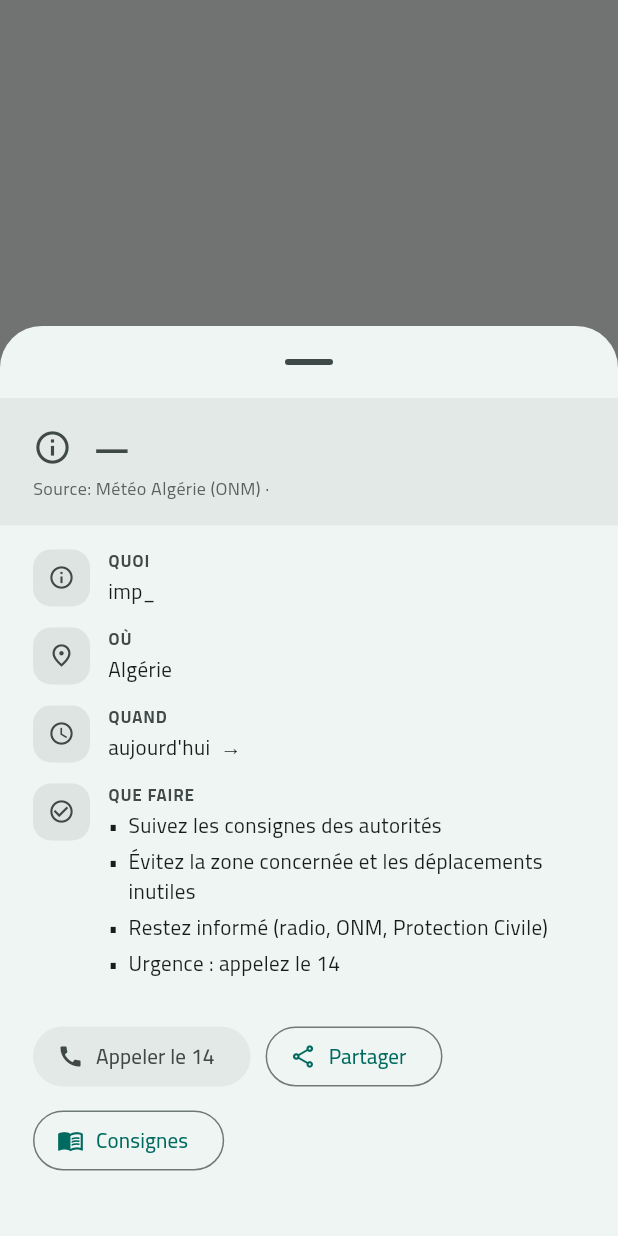
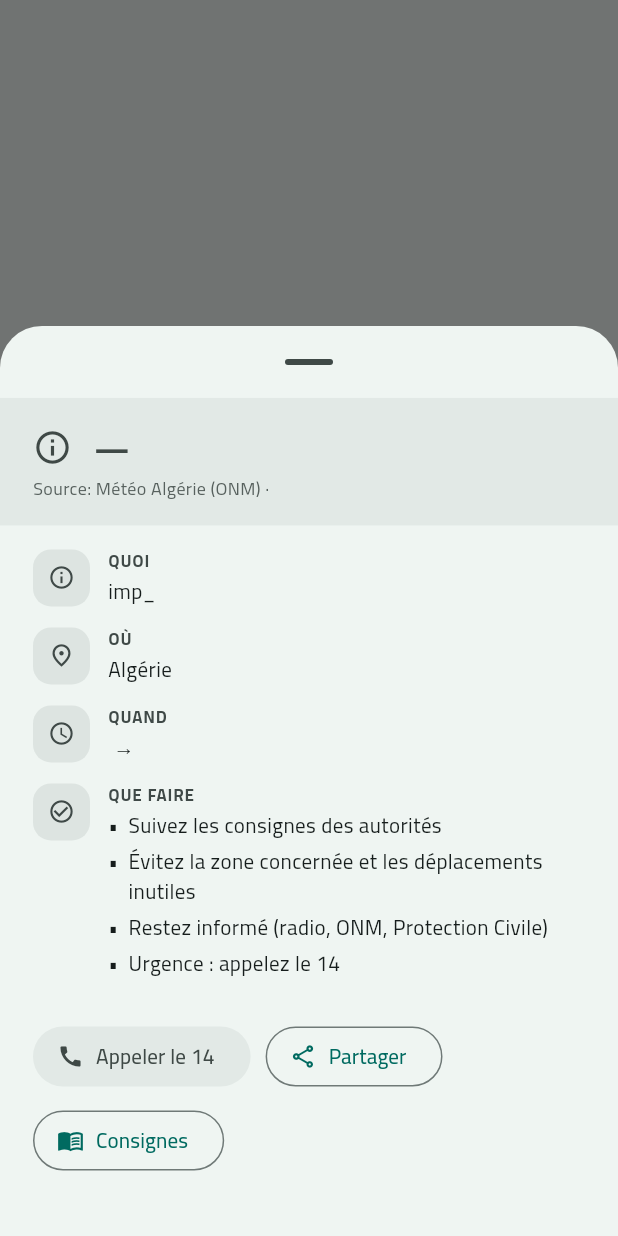
Before and after one commit to MzrIslem/RadBalek, a Flutter app: what showAlertSheet() shows on an empty page, opened directly with empty values, on a phone screen of 412 x 824 dp. Run offline on Flutter 3.47's test engine with Material 3 defaults, Android fonts, the phone set to English and light mode, and no system bars; our stand-ins replace firebase_core, firebase_messaging, flutter_map, flutter_tts, geolocator, latlong2 and 2 more; accounts and stored records are empty; network calls fail.

Commit message:
Pack A: the four remaining HIGH audit fixes (alert misread class)
- Validity window now carries DATES when it crosses midnight. 43 of 83 live
  alerts span a day boundary, so a 24h alert rendered "aujourd'hui 19:00 ->
  19:00" — read as already over. New span()/untilStamp() helpers, applied to
  the alert sheet, the share text, the red takeover, the alert cards, the map
  popup and the hero's "valable jusqu'a".
- Both helpers wrap the run in a U+2066/U+2069 LTR isolate: the arrow is
  bidi-neutral, so in Arabic "19:00 -> 20:00" reordered to "20:00 -> 19:00"
  and the expiry read as the start.
- Dark mode: _redMode used vigilance.solid (a PALE salmon in dark) as the card
  background under white text = 1.7:1 contrast, on the screen someone reads at
  3am. Now uses the container/onContainer pair in dark, unchanged in light.
  Same fix for the reliability banner button and the prominent "I'm safe" cell
  (which is prominent exactly when an alert is live).
- toggleWilaya refuses the last deselection: zero wilayas emptied the topic set
  (unsubscribing from everything) while home showed a permanent green "Tout va
  bien chez vous", even under a national red alert.
- The hero now names the wilaya(s) the alert actually covers instead of every
  wilaya the user follows — three names under "Vigilance orange" read as three
  wilayas under orange, and a traveller's GPS wilaya was never named.

```diff
--- a/app/lib/src/app_state.dart
+++ b/app/lib/src/app_state.dart
@@ -411,6 +411,11 @@ class AppState extends ChangeNotifier {
 
   void toggleWilaya(int code) {
     if (myWilayas.contains(code)) {
+      // Never allow zero wilayas: the topic set would empty out (unsubscribing
+      // from EVERYTHING) while the home screen showed a permanent green "Tout
+      // va bien chez vous" — even during a national red alert. The SOS editor
+      // guards its last entry the same way.
+      if (myWilayas.length <= 1) return;
       myWilayas = myWilayas.where((c) => c != code).toList();
     } else {
       myWilayas = [...myWilayas, code];
--- a/app/lib/src/screens/map.dart
+++ b/app/lib/src/screens/map.dart
@@ -928,7 +928,7 @@ class _MapScreenState extends State<MapScreen> {
                 ),
               ),
               subtitle: Text(
-                '${hhmm(a.onset)} → ${hhmm(a.expires)}',
+                span(a.onset, a.expires),
                 style: const TextStyle(fontSize: 12),
               ),
             ),
--- a/app/lib/src/widgets/cards.dart
+++ b/app/lib/src/widgets/cards.dart
@@ -118,7 +118,7 @@ Widget alertCard(BuildContext context, AppState st, AlertItem a, {bool mine = fa
             Text('${S.t(lang, a.hazard)} — ${S.t(lang, a.color)}',
                 style: TextStyle(fontSize: 16.5, fontWeight: FontWeight.w800, color: v.onContainer, height: 1.15)),
             const SizedBox(height: 4),
-            Text('${wLabel(st, a.wilayas)} · ${hhmm(a.onset)} → ${hhmm(a.expires)}',
+            Text('${wLabel(st, a.wilayas)} · ${span(a.onset, a.expires)}',
                 maxLines: 1, overflow: TextOverflow.ellipsis,
                 style: TextStyle(fontSize: 12.5, color: v.onContainer.withValues(alpha: .85))),
           ]),
--- a/app/lib/src/widgets/sheets.dart
+++ b/app/lib/src/widgets/sheets.dart
@@ -14,6 +14,35 @@ String hhmm(String? iso) {
   final d = DateTime.tryParse(iso)?.toLocal();
   if (d == null) return '';
   return '${d.hour.toString().padLeft(2, '0')}:${d.minute.toString().padLeft(2, '0')}';
+}
+
+/// Validity window with DATES when the range crosses a day boundary.
+/// 43 of 83 live alerts span midnight — "19:00 → 19:00" read as a zero-length
+/// (or already-over) window when it actually meant "until 19:00 TOMORROW".
+/// The \u2066...\u2069 LTR isolate keeps "19:00 -> 20:00" from reordering into
+/// "20:00 -> 19:00" inside Arabic (RTL) text — the arrow is bidi-neutral and
+/// gets resolved right-to-left between two number runs.
+String span(String? a, String? b) {
+  final x = DateTime.tryParse(a ?? '')?.toLocal();
+  final y = DateTime.tryParse(b ?? '')?.toLocal();
+  final sameDay = x != null && y != null && x.day == y.day && x.month == y.month;
+  String dm(DateTime? d) =>
+      d == null ? '' : '${d.day.toString().padLeft(2, '0')}/${d.month.toString().padLeft(2, '0')} ';
+  final left = '${sameDay ? '' : dm(x)}${hhmm(a)}';
+  final right = '${sameDay ? '' : dm(y)}${hhmm(b)}';
+  return '\u2066$left → $right\u2069';
+}
+
+/// Single deadline, dated only when it is NOT today. "valable jusqu'à 19:00"
+/// on a 24h alert made people think it ended that evening — it ran to 19:00
+/// tomorrow.
+String untilStamp(String? iso) {
+  final d = DateTime.tryParse(iso ?? '')?.toLocal();
+  if (d == null) return '';
+  final now = DateTime.now();
+  final today = d.day == now.day && d.month == now.month && d.year == now.year;
+  final dm = '${d.day.toString().padLeft(2, '0')}/${d.month.toString().padLeft(2, '0')} ';
+  return '\u2066${today ? '' : dm}${hhmm(iso)}\u2069';
 }
 
 /// Full timestamp + relative age: "21/07 · 14:30 · il y a 2 h" (localized).
@@ -86,7 +115,7 @@ void showAlertSheet(BuildContext context, AppState st, AlertItem a) {
               _row5(ctx, Icons.info_outline, S.t(lang, 'what'), Text(S.impact(lang, a.hazard))),
               _row5(ctx, Icons.place_outlined, S.t(lang, 'where'), Text(wLabel(st, a.wilayas))),
               _row5(ctx, Icons.schedule, S.t(lang, 'when'),
-                  Text('${S.t(lang, 'today')} ${hhmm(a.onset)} → ${hhmm(a.expires)}')),
+                  Text(span(a.onset, a.expires))),
               if (a.wilayas.isNotEmpty && st.weather[a.wilayas.first.code] != null)
                 Builder(builder: (_) {
                   final w = st.weather[a.wilayas.first.code]!;
@@ -125,7 +154,7 @@ void showAlertSheet(BuildContext context, AppState st, AlertItem a) {
                     final acts = S.actions(lang, a.hazard).map((x) => '• $x').join('\n');
                     SharePlus.instance.share(ShareParams(
                         text:
-                            '⚠️ ${a.headline['fr'] ?? ''}\n${a.headline['ar'] ?? ''}\n🕐 ${hhmm(a.onset)} → ${hhmm(a.expires)}\n$acts\n— Rad Balek رد بالك'));
+                            '⚠️ ${a.headline['fr'] ?? ''}\n${a.headline['ar'] ?? ''}\n🕐 ${span(a.onset, a.expires)}\n$acts\n— Rad Balek رد بالك'));
                   },
                   icon: const Icon(Icons.share_outlined),
                   label: Text(S.t(lang, 'share')),
```
Also changed, not shown: app/lib/src/screens/home.dart (+29 -13 lines).
